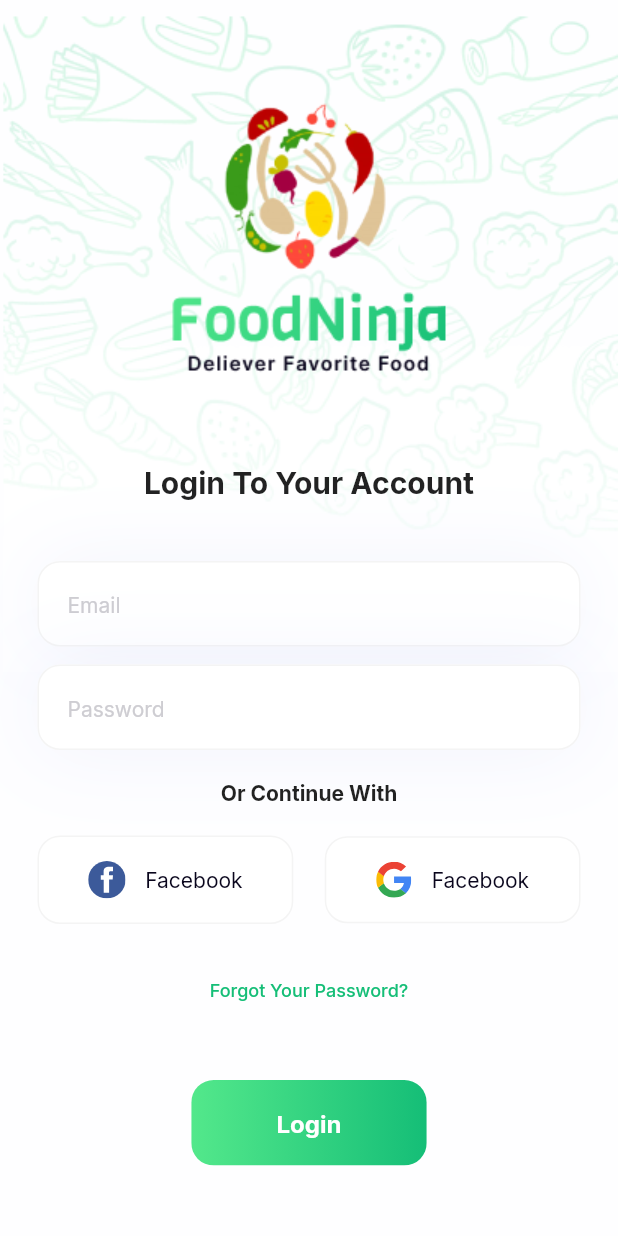
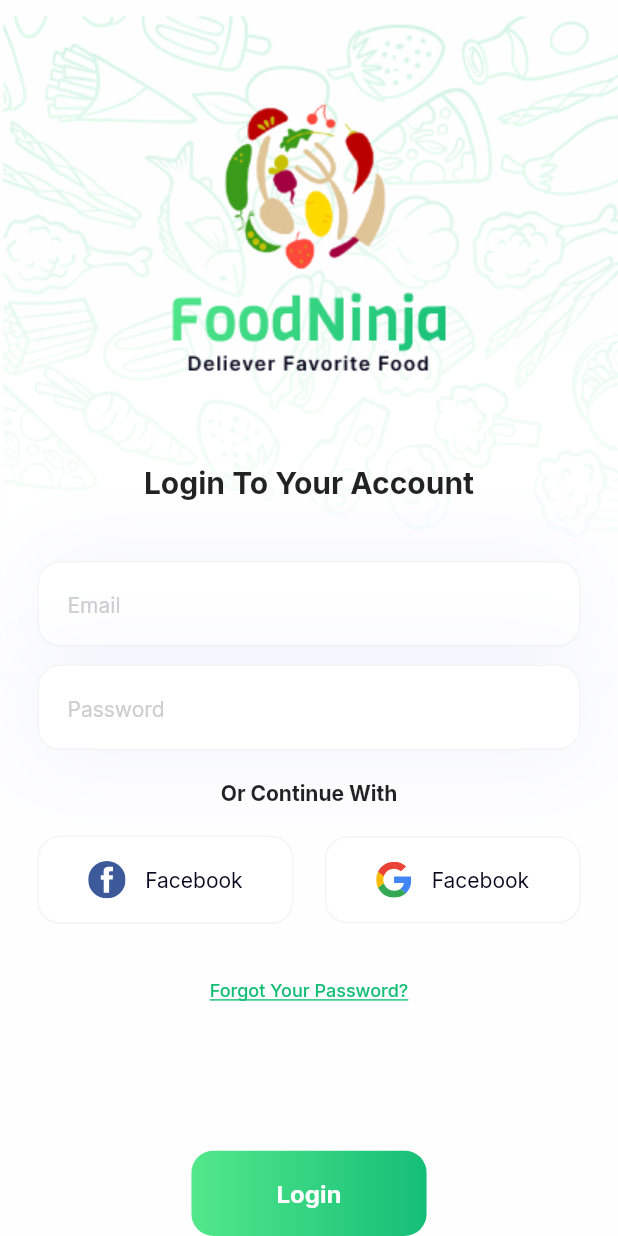
Before and after one commit to EdsonMello-code/foodNinja, a Flutter app: the LoginPage screen opened by its route, after a tap on "Forgot Your Password?", on a phone screen of 412 x 824 dp. Run offline on Flutter 3.47's test engine with Material 2 defaults, Android fonts, the light colour scheme and no system bars; our stand-ins replace flutter_svg, geolocator, get_it, google_fonts, hive, image_picker and 1 more; accounts and stored records are empty.

Commit message:
refactor: resolve scroll of screen

```diff
--- a/lib/app/modules/authentication/login/login_page.dart
+++ b/lib/app/modules/authentication/login/login_page.dart
@@ -31,12 +31,15 @@ class _LoginPageState extends State<LoginPage> {
     return Scaffold(
       backgroundColor: const Color(0xFFFEFEFF),
       body: SingleChildScrollView(
+        padding: EdgeInsets.zero,
         child: Container(
           width: size.width,
-          height: size.height,
           padding: padding.copyWith(
             right: padding.right + 25,
             left: padding.left + 25,
+          ),
+          constraints: BoxConstraints(
+            minHeight: size.height - (padding.bottom + padding.top),
           ),
           decoration: const BoxDecoration(
             image: DecorationImage(
@@ -48,6 +51,9 @@ class _LoginPageState extends State<LoginPage> {
             ),
           ),
           child: Column(
+            mainAxisAlignment: MainAxisAlignment.spaceBetween,
+            children: [
+              Column(
                 children: [
                   Padding(
                     padding: const EdgeInsets.only(top: 47.0),
@@ -114,11 +120,16 @@ class _LoginPageState extends State<LoginPage> {
                     ],
                   ),
                   Padding(
-                padding: const EdgeInsets.only(top: 20.0, bottom: 36),
+                    padding: const EdgeInsets.only(
+                      top: 20.0,
+                    ),
                     child: TextButtonWidget(
                       text: 'Forgot Your Password?',
-                  isUnderline: false,
-                  onPressed: () {},
+                      onPressed: () {
+                        Navigator.of(context).pushNamed(
+                          '/password',
+                        );
+                      },
                       style: TextStyle(
                         color: context.appTheme.green,
                         fontSize: 12,
@@ -126,18 +137,14 @@ class _LoginPageState extends State<LoginPage> {
                       ),
                     ),
                   ),
-
-              //  TextWidget.inter(
-              //     'Forgot Your Password?',
-              //     style: TextStyle(
-              //       color: context.appTheme.green,
-              //       fontSize: 12,
-              //       fontWeight: FontWeight.w500,
-              //     ),
-              //   )
-              ButtonWidget(
+                ],
+              ),
+              Padding(
+                padding: const EdgeInsets.only(bottom: 0.0),
+                child: ButtonWidget(
                   text: 'Login',
                   onPressed: () {},
+                ),
               )
             ],
           ),
```
Lines whose indentation alone changed are shown as unchanged.
